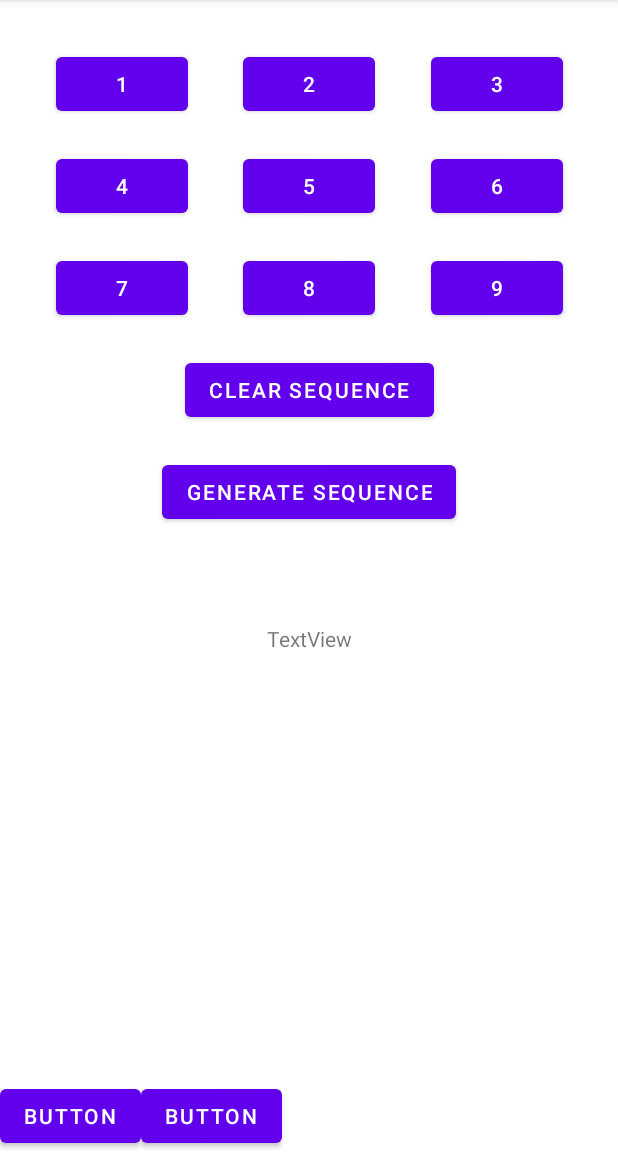
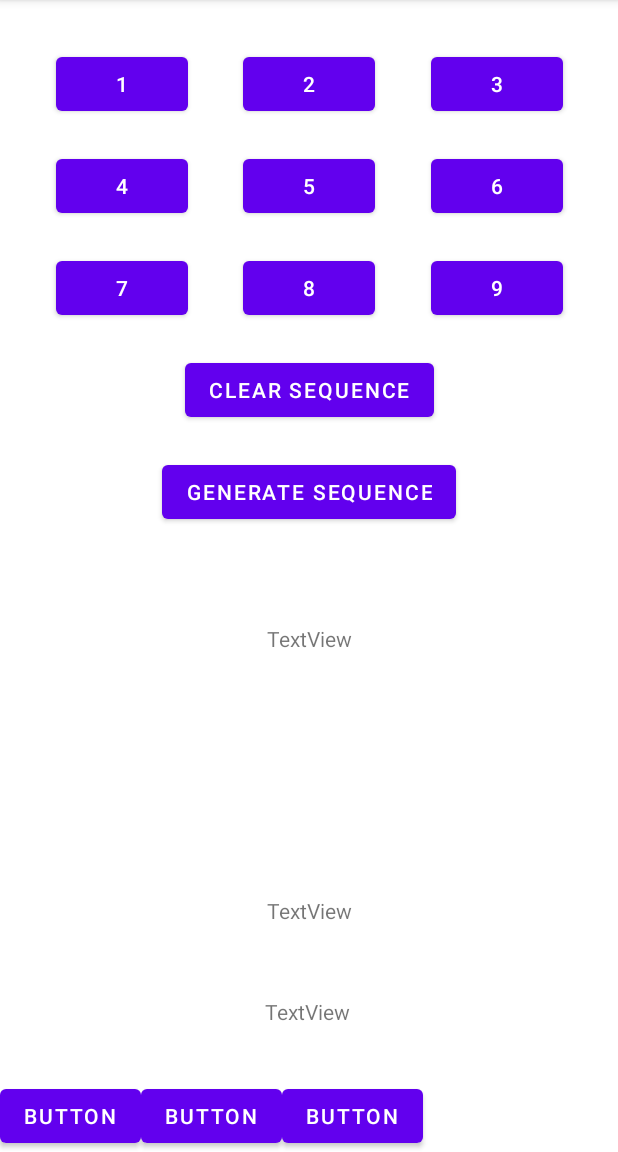
Before and after one commit to nytheas/memory_game, an Android app: the GameActivity screen opened directly, with no data from a screen before it, on a phone screen of 412 x 824 dp, the part 84-1236 px from its top. Run offline under Robolectric (Android 15) with nearby library versions, the phone set to English and light mode, and no system bars.

Commit message:
finally main loop of game works

```diff
--- a/app/src/main/res/layout/activity_game.xml
+++ b/app/src/main/res/layout/activity_game.xml
@@ -167,4 +167,34 @@
         app:layout_constraintBottom_toBottomOf="parent"
         app:layout_constraintStart_toEndOf="@+id/button6" />
 
+    <TextView
+        android:id="@+id/textView10"
+        android:layout_width="wrap_content"
+        android:layout_height="wrap_content"
+        android:layout_marginBottom="48dp"
+        android:text="TextView"
+        app:layout_constraintBottom_toTopOf="@+id/textView11"
+        app:layout_constraintEnd_toEndOf="parent"
+        app:layout_constraintStart_toStartOf="parent" />
+
+    <TextView
+        android:id="@+id/textView11"
+        android:layout_width="wrap_content"
+        android:layout_height="wrap_content"
+        android:layout_marginBottom="36dp"
+        android:text="TextView"
+        app:layout_constraintBottom_toTopOf="@+id/button6"
+        app:layout_constraintEnd_toEndOf="parent"
+        app:layout_constraintHorizontal_bias="0.498"
+        app:layout_constraintStart_toStartOf="parent" />
+
+    <Button
+        android:id="@+id/button8"
+        android:layout_width="wrap_content"
+        android:layout_height="wrap_content"
+        android:onClick="printMenu"
+        android:text="Button"
+        app:layout_constraintBottom_toBottomOf="parent"
+        app:layout_constraintStart_toEndOf="@+id/button7" />
+
 </androidx.constraintlayout.widget.ConstraintLayout>
```
Also changed, not shown: app/src/main/java/com/example/memory_game/GameActivity.java (+49 -7 lines).
